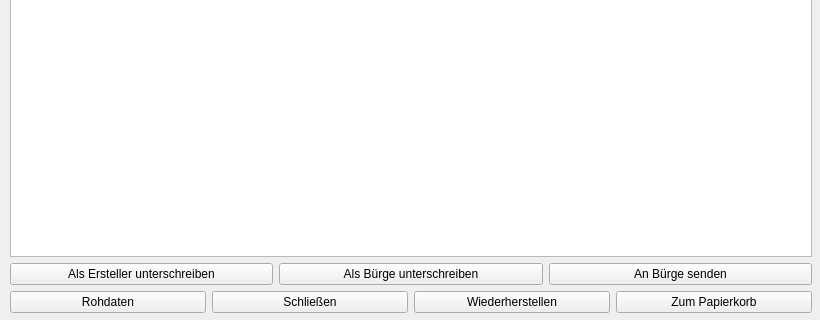
minutogit/eMinuto-Desktop-Prototype, file src/gui/qt/ui_components/form_show_voucher.ui: the form before one commit; both pictures show x 0 to 820 and y 431 to 751 of the 820 by 751 pixel window.
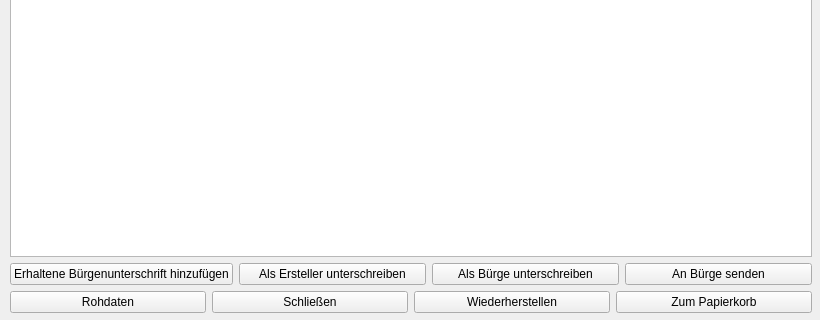
The form after the commit.

Patch:
```diff
--- a/src/gui/qt/ui_components/form_show_voucher.ui
+++ b/src/gui/qt/ui_components/form_show_voucher.ui
@@ -59,6 +59,13 @@
     </item>
     <item>
      <layout class="QHBoxLayout" name="horizontalLayout_3">
+      <item>
+       <widget class="QPushButton" name="pushButtonAddGuarantorSignature">
+        <property name="text">
+         <string>Erhaltene Bürgenunterschrift hinzufügen</string>
+        </property>
+       </widget>
+      </item>
       <item>
        <widget class="QPushButton" name="pushButtonSignAsCreator">
         <property name="text">
```
